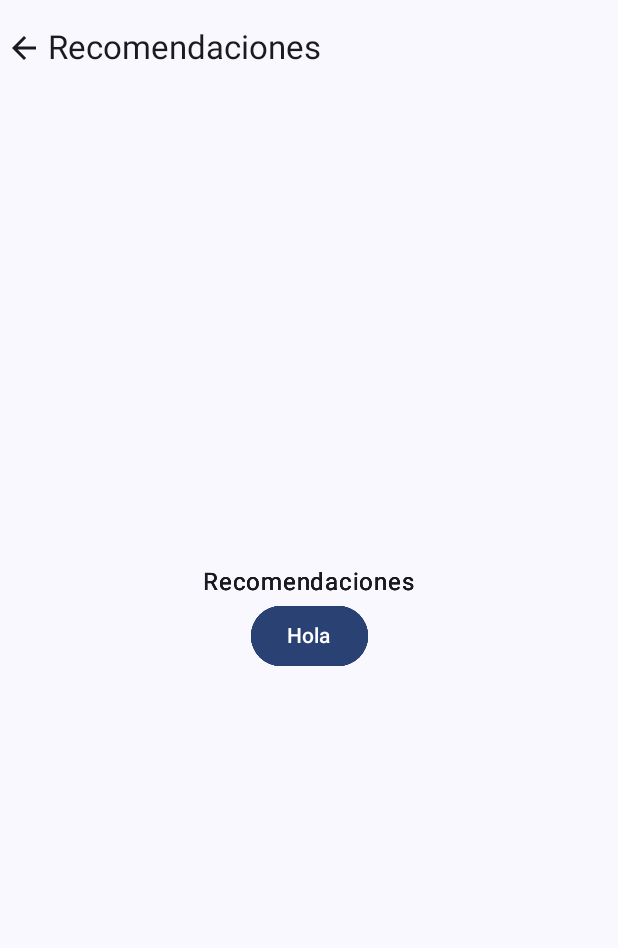
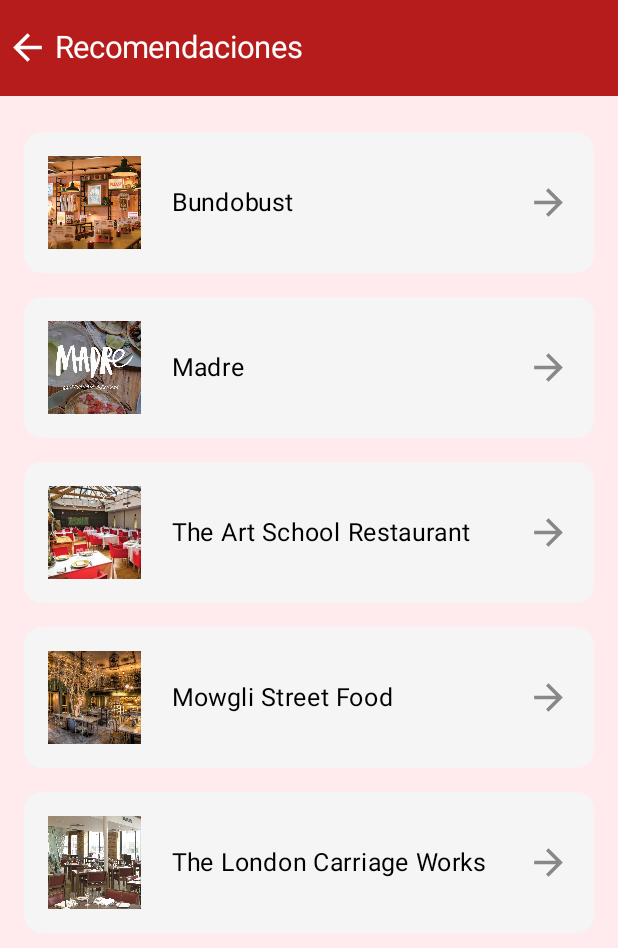
Before and after one commit to Jairop310/App30DiasMoviles, an Android app built with Jetpack Compose: the screen it shows after launch (MainActivity), after a tap on "Restaurantes", on a phone screen of 412 x 824 dp. Shown: the top 948 px of the screen. Run offline under Robolectric (Android 15) with nearby library versions, the phone set to English and light mode, and no system bars.

Commit message:
Vista Recomendaciones

```diff
--- a/Liverpool/app/src/main/java/com/example/liverpool/Vistas/VistaCategorias.kt
+++ b/Liverpool/app/src/main/java/com/example/liverpool/Vistas/VistaCategorias.kt
@@ -41,6 +41,7 @@ import androidx.navigation.NavController
 import com.example.liverpool.Clases.Categoria
 import com.example.liverpool.Navegacion.AppNavegacion
 import com.example.liverpool.Navegacion.Router
+import com.example.liverpool.R
 
 @SuppressLint("UnusedMaterial3ScaffoldPaddingParameter")
 @Composable
@@ -77,7 +78,10 @@ fun BodyCat(navController: NavController) {
         },
         containerColor = Color(0xFFFFEBEE),
         content = { paddingValues ->
-            Column(modifier = Modifier.padding(paddingValues).padding(16.dp).fillMaxSize()) {
+            Column(modifier = Modifier
+                .padding(paddingValues)
+                .padding(16.dp)
+                .fillMaxSize()) {
                 Main(Modifier ,navController,screenWidth, screenHeight)
             }
         }
@@ -87,7 +91,9 @@ fun BodyCat(navController: NavController) {
 @Composable
 fun Main(modifier: Modifier = Modifier, navController: NavController,screenWidth: androidx.compose.ui.unit.Dp, screenHeight: androidx.compose.ui.unit.Dp) {
     val categories = Controlador().obtenerCategorias();
-    Column(modifier = Modifier.fillMaxSize().padding(16.dp)) {
+    Column(modifier = Modifier
+        .fillMaxSize()
+        .padding(16.dp)) {
         Text(
             text = "Categorias",
             fontSize = (screenWidth.value * 0.05f).sp,
@@ -102,7 +108,9 @@ fun Main(modifier: Modifier = Modifier, navController: NavController,screenWidth
 @Composable
 fun CategoryList(navController: NavController,screenWidth: androidx.compose.ui.unit.Dp,screenHeight: androidx.compose.ui.unit.Dp) {
     val categories = Controlador().obtenerCategorias();
-    LazyColumn(modifier = Modifier.fillMaxSize().padding(horizontal = screenWidth * 0.05f)) {
+    LazyColumn(modifier = Modifier
+        .fillMaxSize()
+        .padding(horizontal = screenWidth * 0.05f)) {
         items(categories) { category ->
             CategoryItem(category, navController,screenWidth)
         }
@@ -128,7 +136,7 @@ fun CategoryItem(categoria: Categoria, navController: NavController,screenWidth:
         ) {
             Image(
                 painter = painterResource(id = categoria.imagen),
-                contentDescription = "Category Image",
+                contentDescription = stringResource(R.string.category_image),
                 modifier = Modifier.size(screenWidth * 0.15f),
                 contentScale = ContentScale.Crop
             )
--- a/Liverpool/app/src/main/java/com/example/liverpool/Vistas/VistaRecomendaciones.kt
+++ b/Liverpool/app/src/main/java/com/example/liverpool/Vistas/VistaRecomendaciones.kt
@@ -3,88 +3,144 @@ package com.example.liverpool.Vistas
 import android.annotation.SuppressLint
 import android.graphics.drawable.Icon
 import android.icu.text.CaseMap.Title
+import androidx.compose.foundation.Image
 import androidx.compose.foundation.clickable
+import androidx.compose.foundation.layout.Arrangement
 import androidx.compose.foundation.layout.Box
 import androidx.compose.foundation.layout.Column
+import androidx.compose.foundation.layout.Row
 import androidx.compose.foundation.layout.Spacer
 import androidx.compose.foundation.layout.fillMaxSize
+import androidx.compose.foundation.layout.fillMaxWidth
+import androidx.compose.foundation.layout.height
+import androidx.compose.foundation.layout.padding
+import androidx.compose.foundation.layout.size
 import androidx.compose.foundation.layout.width
+import androidx.compose.foundation.lazy.LazyColumn
+import androidx.compose.foundation.lazy.items
+import androidx.compose.foundation.shape.RoundedCornerShape
 import androidx.compose.material.icons.Icons
 import androidx.compose.material.icons.automirrored.filled.ArrowBack
+import androidx.compose.material.icons.automirrored.filled.ArrowForward
 import androidx.compose.material.icons.filled.ArrowBack
+import androidx.compose.material.icons.filled.ArrowForward
 import androidx.compose.material3.Button
+import androidx.compose.material3.Card
+import androidx.compose.material3.CardDefaults
 import androidx.compose.material3.ExperimentalMaterial3Api
 import androidx.compose.material3.Icon
 import androidx.compose.material3.Scaffold
 import androidx.compose.material3.Text
 import androidx.compose.material3.TopAppBar
+import androidx.compose.material3.TopAppBarDefaults
 import androidx.compose.runtime.Composable
 import androidx.compose.ui.Alignment
 import androidx.compose.ui.Modifier
+import androidx.compose.ui.graphics.Color
+import androidx.compose.ui.layout.ContentScale
+import androidx.compose.ui.platform.LocalConfiguration
+import androidx.compose.ui.res.painterResource
 import androidx.compose.ui.res.stringResource
 import androidx.compose.ui.unit.dp
+import androidx.compose.ui.unit.sp
 import androidx.navigation.NavController
 import com.example.liverpool.Clases.Categoria
 import com.example.liverpool.Clases.Recomendacion
 import com.example.liverpool.Navegacion.Router
+import com.example.liverpool.R
 
 
 @OptIn(ExperimentalMaterial3Api::class)
 @SuppressLint("UnusedMaterial3ScaffoldPaddingParameter")
 @Composable
 fun VistaRecomendaciones(navController: NavController, param1: String? ) {
+    val configuration = LocalConfiguration.current
+    val screenWidth = configuration.screenWidthDp.dp
+    val textSize = (screenWidth.value * 0.05f).sp
     val categories = Controlador().obtenerCategorias()
-    Scaffold(topBar = {
+
+    Scaffold(
+        topBar = {
             TopAppBar(
                 title = {
-                Spacer(modifier = Modifier.width(20.dp))
-                Text("Recomendaciones")
+                    Text(stringResource(R.string.recomendaciones), fontSize = textSize, color = Color.White)
                 },
                 navigationIcon = {
                     Icon(
                         imageVector = Icons.AutoMirrored.Filled.ArrowBack,
-                    contentDescription = "Volver",
-                    modifier = Modifier.clickable {
-                        navController.popBackStack()
-                    }
+                        contentDescription = stringResource(R.string.volver),
+                        modifier = Modifier
+                            .size(screenWidth * 0.07f)
+                            .clickable { navController.popBackStack() },
+                        tint = Color.White
                     )
                 },
-
+                colors = TopAppBarDefaults.topAppBarColors(containerColor = Color(0xFFB71C1C))
             )
         },
-        content = {
+        containerColor = Color(0xFFFFEBEE),
+        content = { paddingValues ->
             val category = categories.find { stringResource(id = it.nombre) == param1 }
             if (category != null) {
-                val listrec = category.listaRecomendaciones;
-                listrec.forEach { recomendacion ->
-                    BodyRec(recomendacion, navController)
+                val listrec = category.listaRecomendaciones
+                LazyColumn(
+                    modifier = Modifier
+                        .padding(paddingValues)
+                        .padding(16.dp)
+                ) {
+                    items(listrec) { recomendacion ->
+                        BodyRec(recomendacion, navController,screenWidth)
+                    }
                 }
             } else {
                 navController.popBackStack()
             }
         }
     )
-
-
 }
 
 @Composable
-fun BodyRec(recomend: Recomendacion, navController: NavController) {
+fun BodyRec(recomend: Recomendacion, navController: NavController,screenWidth: androidx.compose.ui.unit.Dp) {
     val name = stringResource(id = recomend.nombre)
-    Box(
-        modifier = Modifier.fillMaxSize(),
-        contentAlignment = Alignment.Center
+    Card(
+        shape = RoundedCornerShape(12.dp),
+        modifier = Modifier
+            .fillMaxWidth()
+            .padding(vertical = 8.dp)
+            .clickable { navController.navigate("${Router.TerceraVista.route}/$name") },
+        colors = CardDefaults.cardColors(containerColor = Color(0xFFF5F5F5))
     ) {
-        Column(
-            horizontalAlignment = Alignment.CenterHorizontally
+        Row(
+            modifier = Modifier
+                .padding(16.dp)
+                .fillMaxWidth(),
+            verticalAlignment = Alignment.CenterVertically,
+            horizontalArrangement = Arrangement.SpaceBetween
         ) {
-
-            Text("Recomendaciones")
-            Button(onClick = {
-                navController.navigate("${Router.TerceraVista.route}/name")
-            }) {
-                Text("Hola")
+            Row(verticalAlignment = Alignment.CenterVertically) {
+                Image(
+                    painter = painterResource(id = recomend.imagen),
+                    contentDescription = stringResource(R.string.recommendation_image),
+                    modifier = Modifier.size(screenWidth * 0.15f),
+                    contentScale = ContentScale.Crop
+                )
+                Spacer(modifier = Modifier.width(screenWidth * 0.05f))
+                Text(
+                    text = name,
+                    fontSize = (screenWidth.value * 0.04f).sp,
+                    color = Color.Black
+                )
+            }
+            Icon(
+                imageVector = Icons.AutoMirrored.Filled.ArrowForward,
+                contentDescription = stringResource(R.string.ir_a_detalle),
+                tint = Color.Gray,
+                modifier = Modifier
+                    .size(screenWidth * 0.07f)
+                    .clickable {
+                        navController.navigate("${Router.TerceraVista.route}/$name")
+                    }
+            )
         }
     }
 }
-}
--- a/Liverpool/app/src/main/res/values/strings.xml
+++ b/Liverpool/app/src/main/res/values/strings.xml
@@ -33,4 +33,9 @@
     <string name="mmmm">Restaurante de alta cocina que destaca por su menú innovador y elegante ambiente.</string>
     <string name="nnnn">Conocido por su auténtica comida callejera india y ambiente acogedor.</string>
     <string name="kkk">Restaurante galardonado que ofrece cocina británica moderna con ingredientes locales.</string>
+    <string name="recomendaciones">Recomendaciones</string>
+    <string name="recommendation_image">Recommendation Image</string>
+    <string name="volver">Volver</string>
+    <string name="ir_a_detalle">Ir a detalle</string>
+    <string name="category_image">Category Image</string>
 </resources>
```
Lines whose indentation alone changed are shown as unchanged.
